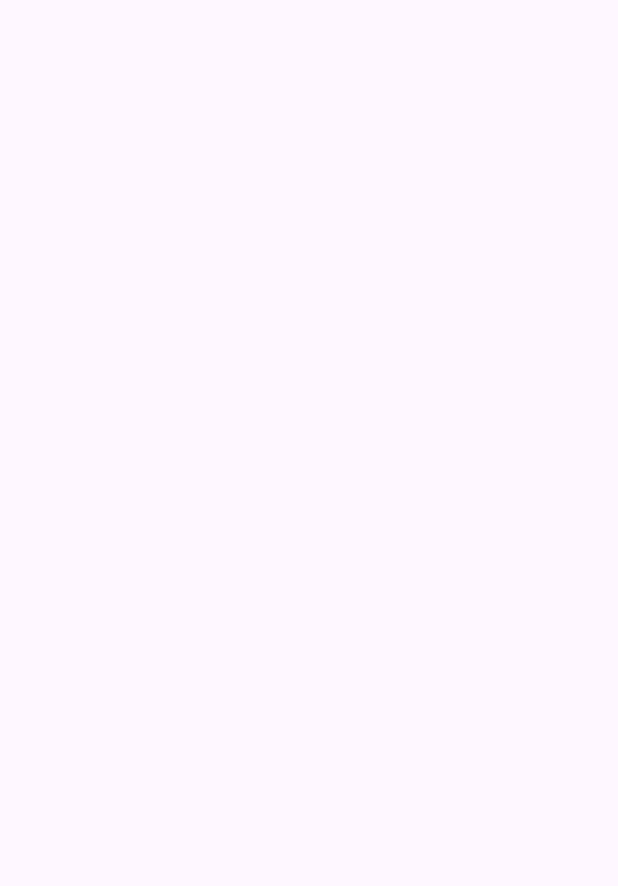
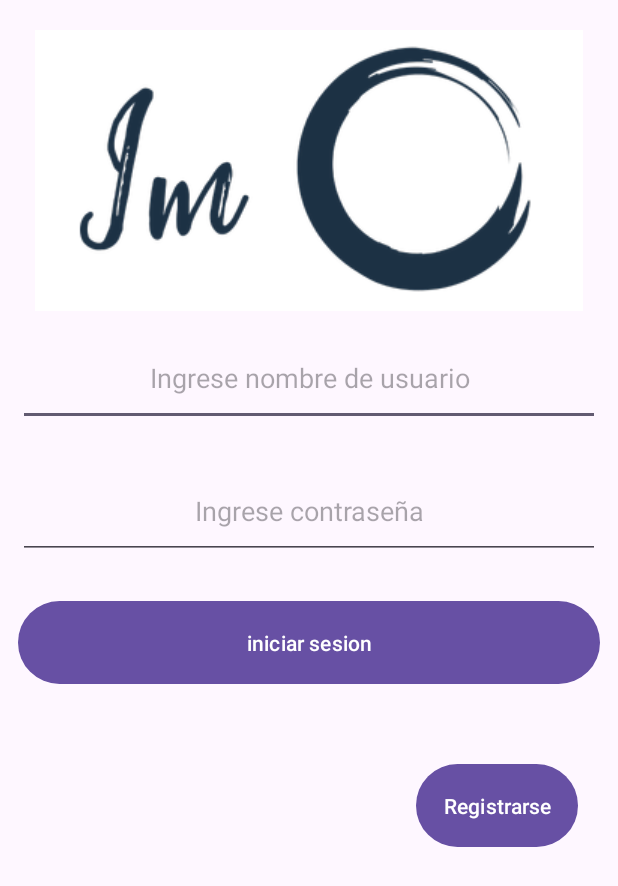
Before and after one commit to Exkyu/APP_IM, an Android app: the Login screen opened directly, with no data from a screen before it, on a phone screen of 412 x 824 dp. Before the commit the part shown is empty. Shown: the top 886 px of the screen. Run offline under Robolectric (Android 15) with nearby library versions, the phone set to English and light mode, and no system bars.

Commit message:
Botones/Activitys conectados

```diff
--- a/app/src/main/AndroidManifest.xml
+++ b/app/src/main/AndroidManifest.xml
@@ -13,6 +13,9 @@
         android:theme="@style/Theme.IM"
         tools:targetApi="31">
         <activity
+            android:name=".Map"
+            android:exported="false" />
+        <activity
             android:name=".Login"
             android:exported="false" />
         <activity
--- a/app/src/main/java/com/example/im/Login.java
+++ b/app/src/main/java/com/example/im/Login.java
@@ -1,6 +1,10 @@
 package com.example.im;
 
+import android.content.Intent;
 import android.os.Bundle;
+import android.view.View;
+import android.widget.Button;
+import android.widget.EditText;
 
 import androidx.activity.EdgeToEdge;
 import androidx.appcompat.app.AppCompatActivity;
@@ -10,9 +14,28 @@ import androidx.core.view.WindowInsetsCompat;
 
 public class Login extends AppCompatActivity {
 
+    private Button btnIniciar;
+    private EditText txtNombre;
+
     @Override
     protected void onCreate(Bundle savedInstanceState) {
         super.onCreate(savedInstanceState);
         setContentView(R.layout.activity_login);
+        btnIniciar = (Button) findViewById(R.id.idLoginL);
+        txtNombre = (EditText) findViewById(R.id.idNombre);
+
+        btnIniciar.setOnClickListener(new View.OnClickListener() {
+            @Override
+            public void onClick(View view) {
+                conectM();
+            }
+        });
+    }
+
+    public void conectM(){
+        Intent intent = new Intent(this,Map.class);
+        String nombreparametro=txtNombre.getText().toString();
+        intent.putExtra("nombre",nombreparametro);
+        startActivity(intent);
     }
 }
--- a/app/src/main/res/layout/activity_login.xml
+++ b/app/src/main/res/layout/activity_login.xml
@@ -1,10 +1,73 @@
 <?xml version="1.0" encoding="utf-8"?>
-<androidx.constraintlayout.widget.ConstraintLayout xmlns:android="http://schemas.android.com/apk/res/android"
+<LinearLayout xmlns:android="http://schemas.android.com/apk/res/android"
     xmlns:app="http://schemas.android.com/apk/res-auto"
     xmlns:tools="http://schemas.android.com/tools"
     android:id="@+id/main"
+    android:orientation="vertical"
     android:layout_width="match_parent"
     android:layout_height="match_parent"
     tools:context=".Login">
 
-</androidx.constraintlayout.widget.ConstraintLayout>
+    <ImageView
+        android:id="@+id/imageView"
+        android:layout_width="match_parent"
+        android:layout_height="wrap_content"
+        android:layout_marginTop="20dp"
+        android:gravity="center"
+        android:src="@drawable/imglogo"
+        app:srcCompat="@drawable/imglogo" />
+
+    <EditText
+        android:id="@+id/idNombre"
+        android:layout_width="match_parent"
+        android:layout_height="wrap_content"
+        android:ems="10"
+        android:layout_margin="12dp"
+        android:gravity="center"
+        android:hint="Ingrese nombre de usuario"
+        android:inputType="text"
+        android:padding="20dp" />
+
+    <EditText
+        android:id="@+id/idContra"
+        android:layout_width="match_parent"
+        android:layout_height="wrap_content"
+        android:ems="10"
+        android:layout_margin="12dp"
+        android:gravity="center"
+        android:hint="Ingrese contraseña"
+        android:padding="20dp"
+        android:inputType="textPassword" />
+
+    <Button
+        android:id="@+id/idLoginL"
+        android:layout_width="match_parent"
+        android:layout_height="wrap_content"
+        android:layout_margin="12dp"
+        android:gravity="center"
+        android:padding="18dp"
+        android:text="iniciar sesion" />
+
+    <androidx.constraintlayout.widget.ConstraintLayout
+        android:layout_width="match_parent"
+        android:layout_height="match_parent">
+
+        <Button
+            android:id="@+id/idCrear"
+            android:layout_width="wrap_content"
+            android:layout_height="wrap_content"
+            android:layout_margin="12dp"
+            android:gravity="center"
+            android:padding="18dp"
+            android:text="Registrarse"
+            app:layout_constraintBottom_toBottomOf="parent"
+            app:layout_constraintEnd_toEndOf="parent"
+            app:layout_constraintHorizontal_bias="0.947"
+            app:layout_constraintStart_toStartOf="parent"
+            app:layout_constraintTop_toTopOf="parent"
+            app:layout_constraintVertical_bias="0.081"
+            tools:ignore="MissingConstraints" />
+    </androidx.constraintlayout.widget.ConstraintLayout>
+
+
+</LinearLayout>
```
Also changed, not shown: app/src/main/java/com/example/im/MainActivity.java (+11 -0 lines), app/src/main/java/com/example/im/Map.java (added, +28 -0 lines), app/src/main/res/layout/activity_map.xml (added, +25 -0 lines).
